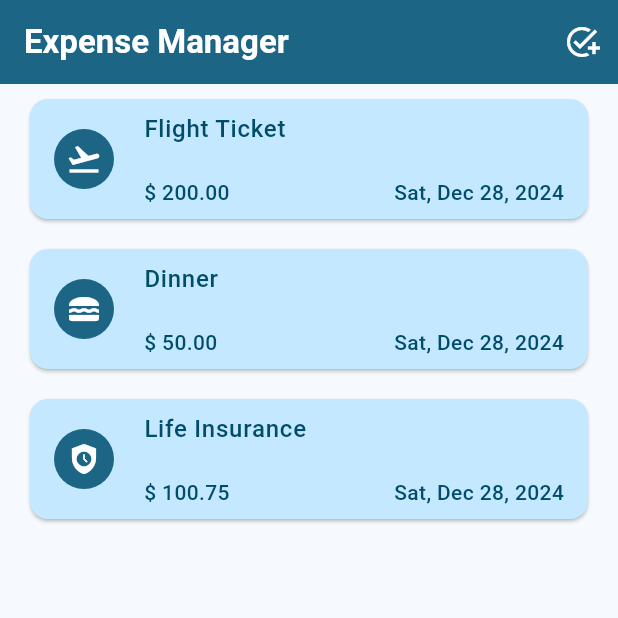
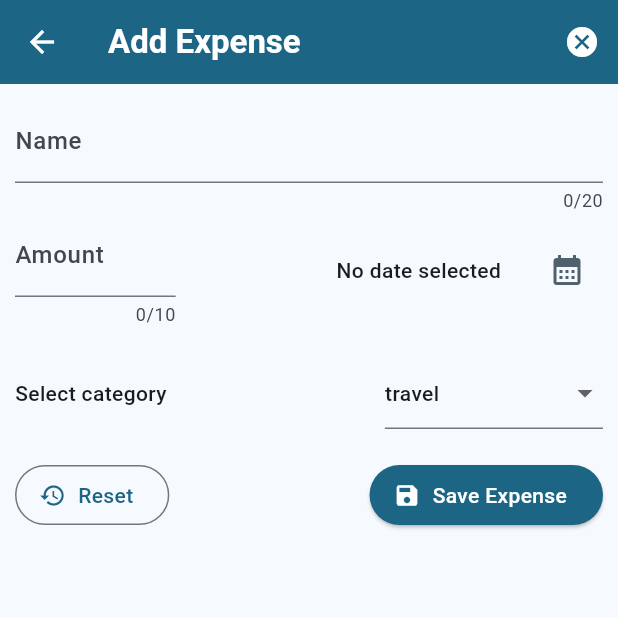
Before and after one commit to hackwithrama/expense_manager, a Flutter app: the screen it shows after launch, after a tap on the "add task" icon, on a phone screen of 412 x 824 dp, the top half of it. Run offline on Flutter 3.47's test engine with Material 3 defaults, Android fonts, the phone set to English and light mode, and no system bars; our stand-ins replace google_fonts.

Commit message:
Created add expense page 	modified:   lib/main.dart 	modified:   lib/screens/expense_list.dart 	new file:   lib/screens/new_expense.dart

```diff
--- a/lib/main.dart
+++ b/lib/main.dart
@@ -37,6 +37,20 @@ class MyApp extends StatelessWidget {
           color: kColorScheme.primaryContainer,
           margin: EdgeInsets.symmetric(vertical: 10, horizontal: 20),
         ),
+        iconTheme: IconThemeData().copyWith(
+          color: kColorScheme.secondary,
+        ),
+        outlinedButtonTheme: OutlinedButtonThemeData(
+          style: OutlinedButton.styleFrom(
+            foregroundColor: kColorScheme.primary,
+          ),
+        ),
+        elevatedButtonTheme: ElevatedButtonThemeData(
+          style: ElevatedButton.styleFrom(
+            backgroundColor: kColorScheme.primary,
+            foregroundColor: kColorScheme.onPrimary,
+          ),
+        ),
       ),
       home: ExpenseList(),
     );
--- a/lib/screens/expense_list.dart
+++ b/lib/screens/expense_list.dart
@@ -1,3 +1,4 @@
+import 'package:expense_manager/screens/new_expense.dart';
 import 'package:expense_manager/widgets/expense_item.dart';
 import 'package:flutter/material.dart';
 
@@ -16,6 +17,14 @@ class _ExpenseListState extends State<ExpenseList> {
     Expense(title: 'Dinner', amount: 50, date: DateTime.now(), category: Category.food),
     Expense(title: 'Life Insurance', amount: 100.75, date: DateTime.now(), category: Category.insurance)
   ];
+
+  void _addExpense() async {
+    final getExpense = await Navigator.of(context).push<Expense>(NewExpense.route());
+
+    setState(() {
+      _registeredExpenses.add(getExpense!);
+    });
+  }
 
   void _removeExpense(Expense expense) {
     final expenseIndex = _registeredExpenses.indexOf(expense);
@@ -74,7 +83,7 @@ class _ExpenseListState extends State<ExpenseList> {
     return Scaffold(
       appBar: AppBar(
         title: Text('Expense Manager'),
-        actions: [IconButton(onPressed: () {}, icon: Icon(Icons.add_task))],
+        actions: [IconButton(onPressed: _addExpense, icon: Icon(Icons.add_task))],
       ),
       body: ListView.builder(
         itemCount: _registeredExpenses.length,
--- /dev/null
+++ b/lib/screens/new_expense.dart
@@ -0,0 +1,204 @@
+import 'package:flutter/material.dart';
+
+import 'package:expense_manager/models/expense.dart';
+
+class NewExpense extends StatefulWidget {
+  const NewExpense({super.key});
+
+  static Route<Expense> route() => MaterialPageRoute(builder: (ctx) => const NewExpense());
+
+  @override
+  State<NewExpense> createState() => _NewExpenseState();
+}
+
+class _NewExpenseState extends State<NewExpense> {
+  final _formKey = GlobalKey<FormState>();
+  final _nameController = TextEditingController();
+  final _amountController = TextEditingController();
+  Category _selectedCategory = Category.travel;
+  DateTime? _selectedDate;
+
+  void _presentDatePicker() async {
+    final now = DateTime.now();
+    final initialDate = DateTime(now.year - 1, now.month, now.day);
+    final currentDate = DateTime.now();
+
+    final pickedDate = await showDatePicker(
+      context: context,
+      currentDate: now,
+      firstDate: initialDate,
+      lastDate: currentDate,
+    );
+
+    setState(() {
+      _selectedDate = pickedDate;
+    });
+  }
+
+  void _saveExpense() {
+    if (_formKey.currentState!.validate()) {
+      _formKey.currentState!.save();
+
+      Navigator.of(context).pop(
+        Expense(
+          title: _nameController.text,
+          amount: double.tryParse(_amountController.text)!,
+          date: _selectedDate!,
+          category: _selectedCategory,
+        ),
+      );
+    }
+  }
+
+  void _resetExpense() {
+    _formKey.currentState!.reset();
+    _nameController.text = '';
+    _amountController.text = '';
+    _selectedDate = null;
+    _selectedCategory = Category.travel;
+  }
+
+  @override
+  void dispose() {
+    super.dispose();
+    _nameController.dispose();
+    _amountController.dispose();
+  }
+
+  @override
+  Widget build(BuildContext context) {
+    return Scaffold(
+      appBar: AppBar(
+        title: Text('Add Expense'),
+        actions: [
+          IconButton(
+              onPressed: () {
+                Navigator.of(context).pop();
+              },
+              icon: Icon(Icons.cancel)),
+        ],
+      ),
+      body: Form(
+          key: _formKey,
+          child: Padding(
+            padding: const EdgeInsets.all(10.0),
+            child: Column(
+              children: [
+                TextFormField(
+                  controller: _nameController,
+                  maxLength: 20,
+                  decoration: InputDecoration(
+                    label: Text('Name'),
+                  ),
+                  validator: (value) {
+                    if (value == null || value.trim().isEmpty) {
+                      return 'Name is required';
+                    }
+                    return null;
+                  },
+                ),
+                Row(
+                  children: [
+                    Expanded(
+                      child: TextFormField(
+                        controller: _amountController,
+                        maxLength: 10,
+                        decoration: InputDecoration(
+                          label: Text('Amount'),
+                          prefix: Text('\$ '),
+                        ),
+                        validator: (value) {
+                          if (value == null ||
+                              value.trim().isEmpty ||
+                              double.tryParse(value) == null ||
+                              double.tryParse(value) as double <= 0) {
+                            return 'Amount is required';
+                          }
+                          return null;
+                        },
+                      ),
+                    ),
+                    Spacer(),
+                    Row(
+                      children: [
+                        Text(
+                          _selectedDate == null ? 'No date selected' : formatter.format(_selectedDate!),
+                          style: Theme.of(context).textTheme.bodyMedium,
+                        ),
+                        const SizedBox(
+                          width: 20,
+                        ),
+                        IconButton(onPressed: _presentDatePicker, icon: Icon(Icons.calendar_month)),
+                      ],
+                    )
+                  ],
+                ),
+                const SizedBox(
+                  height: 20,
+                ),
+                Row(
+                  children: [
+                    Text(
+                      'Select category',
+                      style: Theme.of(context).textTheme.bodyMedium,
+                    ),
+                    Spacer(),
+                    Expanded(
+                      child: DropdownButtonFormField(
+                        value: _selectedCategory,
+                        items: Category.values.map((category) {
+                          return DropdownMenuItem(
+                            value: category,
+                            child: Text(
+                              category.name,
+                              style: Theme.of(context).textTheme.bodyMedium,
+                            ),
+                          );
+                        }).toList(),
+                        onChanged: (value) {
+                          if (value == null) {
+                            return;
+                          }
+                          setState(() {
+                            _selectedCategory = value;
+                          });
+                        },
+                      ),
+                    ),
+                  ],
+                ),
+                const SizedBox(
+                  height: 20,
+                ),
+                Row(
+                  children: [
+                    OutlinedButton.icon(
+                        onPressed: _resetExpense,
+                        icon: Icon(Icons.restore),
+                        label: Text(
+                          'Reset',
+                          style: Theme.of(context).textTheme.bodyMedium!.copyWith(
+                                color: Theme.of(context).colorScheme.primary,
+                              ),
+                        )),
+                    Spacer(),
+                    ElevatedButton.icon(
+                        onPressed: _saveExpense,
+                        icon: Icon(
+                          Icons.save,
+                          color: Theme.of(context).colorScheme.onPrimary,
+                        ),
+                        label: Text(
+                          'Save Expense',
+                          style: Theme.of(context).textTheme.bodyMedium!.copyWith(
+                                color: Theme.of(context).colorScheme.onPrimary,
+                              ),
+                        )),
+                  ],
+                )
+              ],
+            ),
+          )),
+    );
+  }
+}
```
